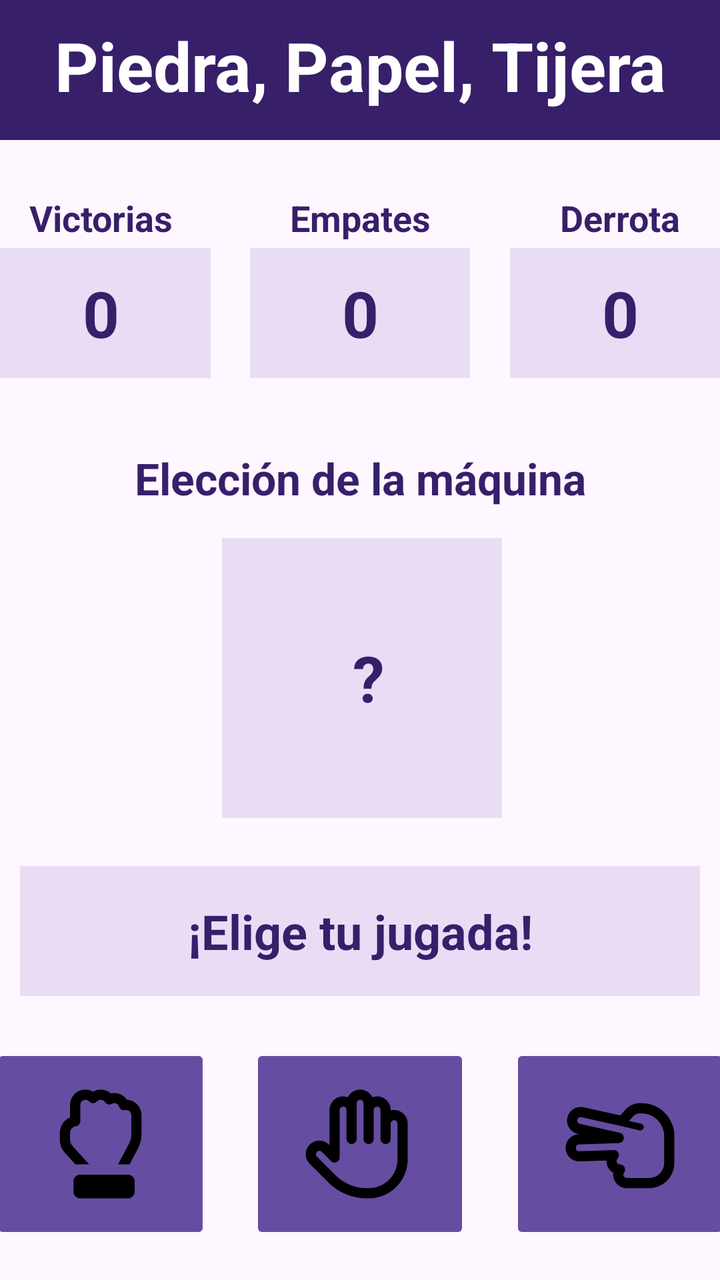
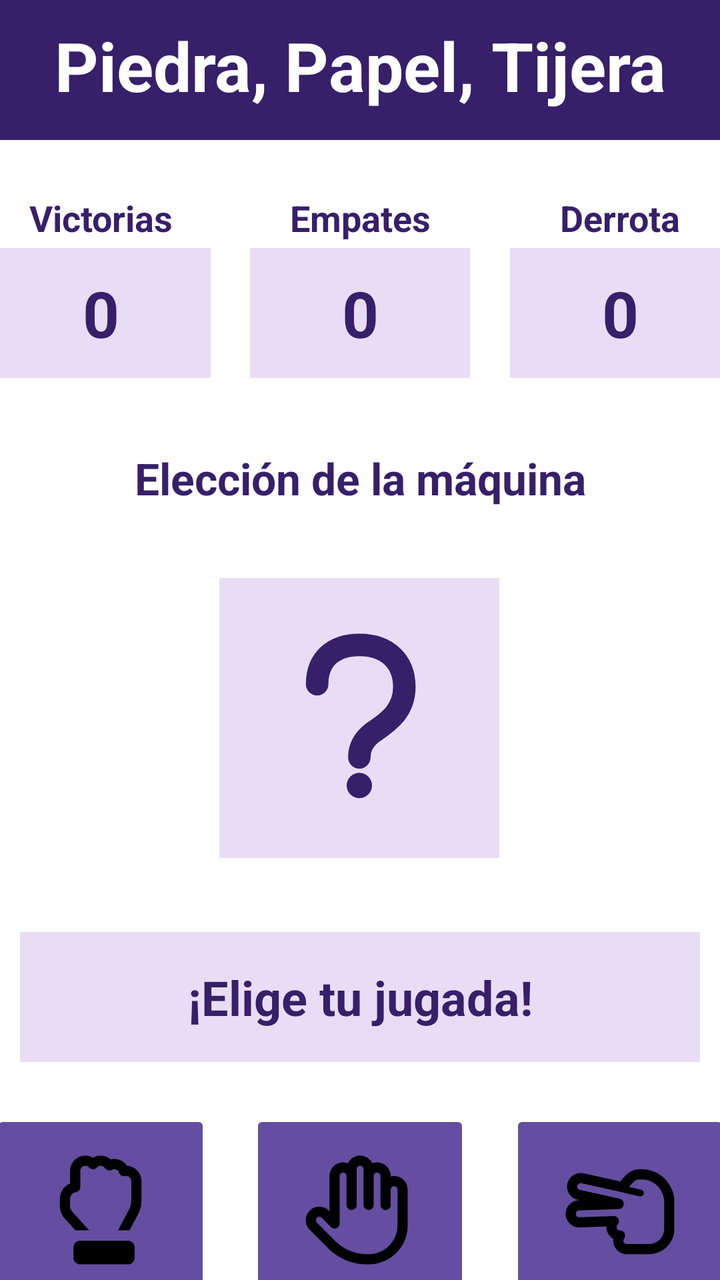

An Android layout rendered at two revisions. The XML below is the earlier revision; the diff shows what the commit changed to produce the second picture.
<!-- AndroidManifest.xml: application theme Theme.Calculadra -->
<!-- res/layout/activity_minijuego.xml -->
<?xml version="1.0" encoding="utf-8"?>
<androidx.constraintlayout.widget.ConstraintLayout xmlns:android="http://schemas.android.com/apk/res/android"
    xmlns:app="http://schemas.android.com/apk/res-auto"
    xmlns:tools="http://schemas.android.com/tools"
    android:id="@+id/main"
    android:layout_width="match_parent"
    android:layout_height="match_parent"
    tools:context=".MinijuegoActivity">

    <TextView
        android:id="@+id/textView"
        android:layout_width="0dp"
        android:layout_height="70dp"
        android:background="#371F6A"
        android:paddingTop="10dp"
        android:text="Piedra, Papel, Tijera"
        android:textAlignment="center"
        android:textColor="#FFFFFF"
        android:textColorLink="#FFFFFF"
        android:textSize="34sp"
        android:textStyle="bold"
        app:layout_constraintEnd_toEndOf="parent"
        app:layout_constraintStart_toStartOf="parent"
        app:layout_constraintTop_toTopOf="parent" />

    <TextView
        android:id="@+id/textView4"
        android:layout_width="110dp"
        android:layout_height="30dp"
        android:layout_marginStart="32dp"
        android:layout_marginTop="24dp"
        android:layout_marginEnd="10dp"
        android:gravity="center"
        android:text="Victorias"
        android:textColor="#371F6A"
        android:textSize="18sp"
        android:textStyle="bold"
        app:layout_constraintEnd_toStartOf="@+id/textView9"
        app:layout_constraintStart_toStartOf="parent"
        app:layout_constraintTop_toBottomOf="@+id/textView" />

    <TextView
        android:id="@+id/textView11"
        android:layout_width="match_parent"
        android:layout_height="40dp"
        android:layout_marginTop="30dp"
        android:gravity="center"
        android:text="Elección de la máquina"
        android:textColor="#371F6A"
        android:textSize="22sp"
        android:textStyle="bold"
        app:layout_constraintTop_toBottomOf="@+id/empate"
        tools:layout_editor_absoluteX="151dp" />

    <TextView
        android:id="@+id/resultado1"
        android:layout_width="match_parent"
        android:layout_height="65dp"
        android:layout_marginStart="10dp"
        android:layout_marginTop="24dp"
        android:layout_marginEnd="10dp"
        android:background="#E8DDF5"
        android:gravity="center"
        android:text="¡Elige tu jugada!"
        android:textColor="#371F6A"
        android:textSize="24sp"
        android:textStyle="bold"
        app:layout_constraintEnd_toEndOf="parent"
        app:layout_constraintStart_toStartOf="parent"
        app:layout_constraintTop_toBottomOf="@+id/imagenMaquina" />

    <TextView
        android:id="@+id/textView9"
        android:layout_width="110dp"
        android:layout_height="30dp"
        android:layout_marginStart="10dp"
        android:layout_marginTop="24dp"
        android:layout_marginEnd="10dp"
        android:gravity="center"
        android:text="Empates"
        android:textColor="#371F6A"
        android:textSize="18sp"
        android:textStyle="bold"
        app:layout_constraintEnd_toStartOf="@+id/textView10"
        app:layout_constraintStart_toEndOf="@+id/textView4"
        app:layout_constraintTop_toBottomOf="@+id/textView" />

    <TextView
        android:id="@+id/textView10"
        android:layout_width="110dp"
        android:layout_height="30dp"
        android:layout_marginStart="10dp"
        android:layout_marginTop="24dp"
        android:layout_marginEnd="32dp"
        android:gravity="center"
        android:text="Derrota"
        android:textColor="#371F6A"
        android:textSize="18sp"
        android:textStyle="bold"
        app:layout_constraintEnd_toEndOf="parent"
        app:layout_constraintStart_toEndOf="@+id/textView9"
        app:layout_constraintTop_toBottomOf="@+id/textView" />

    <TextView
        android:id="@+id/victorias"
        android:layout_width="110dp"
        android:layout_height="65dp"
        android:layout_marginStart="32dp"
        android:layout_marginEnd="10dp"
        android:background="#E8DDF5"
        android:gravity="center"
        android:text="0"
        android:textColor="#371F6A"
        android:textSize="32sp"
        android:textStyle="bold"
        app:layout_constraintEnd_toStartOf="@+id/empate"
        app:layout_constraintStart_toStartOf="parent"
        app:layout_constraintTop_toBottomOf="@+id/textView4" />

    <TextView
        android:id="@+id/empate"
        android:layout_width="110dp"
        android:layout_height="65dp"
        android:layout_marginStart="10dp"
        android:layout_marginEnd="10dp"
        android:background="#E8DDF5"
        android:gravity="center"
        android:text="0"
        android:textColor="#371F6A"
        android:textSize="32sp"
        android:textStyle="bold"
        app:layout_constraintEnd_toStartOf="@+id/derrota"
        app:layout_constraintStart_toEndOf="@+id/victorias"
        app:layout_constraintTop_toBottomOf="@+id/textView9" />

    <TextView
        android:id="@+id/imagenMaquina"
        android:layout_width="140dp"
        android:layout_height="140dp"
        android:layout_marginStart="125dp"
        android:layout_marginTop="10dp"
        android:layout_marginEnd="125dp"
        android:background="#E8DDF5"
        android:gravity="center"
        android:padding="15dp"
        android:text="\t?"
        android:textColor="#371F6A"
        android:textSize="32sp"
        android:textStyle="bold"
        app:layout_constraintEnd_toEndOf="parent"
        app:layout_constraintHorizontal_bias="0.476"
        app:layout_constraintStart_toStartOf="parent"
        app:layout_constraintTop_toBottomOf="@+id/textView11" />

    <TextView
        android:id="@+id/derrota"
        android:layout_width="110dp"
        android:layout_height="65dp"
        android:layout_marginStart="10dp"
        android:layout_marginEnd="32dp"
        android:background="#E8DDF5"
        android:gravity="center"
        android:text="0"
        android:textColor="#371F6A"
        android:textSize="32sp"
        android:textStyle="bold"
        app:layout_constraintEnd_toEndOf="parent"
        app:layout_constraintStart_toEndOf="@+id/empate"
        app:layout_constraintTop_toBottomOf="@+id/textView4" />

    <ImageButton
        android:id="@+id/btnPiedra"
        android:layout_width="110dp"
        android:layout_height="100dp"
        android:layout_marginStart="32dp"
        android:layout_marginTop="24dp"
        android:layout_marginEnd="10dp"
        android:backgroundTint="#654EA1"
        android:padding="16dp"
        android:scaleType="fitCenter"
        app:layout_constraintEnd_toStartOf="@+id/btnPapel"
        app:layout_constraintStart_toStartOf="parent"
        app:layout_constraintTop_toBottomOf="@+id/resultado1"
        app:srcCompat="@drawable/piedra" />

    <ImageButton
        android:id="@+id/btnPapel"
        android:layout_width="110dp"
        android:layout_height="100dp"
        android:layout_marginStart="10dp"
        android:layout_marginTop="24dp"
        android:layout_marginEnd="10dp"
        android:backgroundTint="#654EA1"
        android:padding="16dp"
        android:scaleType="fitCenter"
        app:layout_constraintEnd_toStartOf="@+id/btnTijera"
        app:layout_constraintStart_toEndOf="@+id/btnPiedra"
        app:layout_constraintTop_toBottomOf="@+id/resultado1"
        app:srcCompat="@drawable/papel" />

    <ImageButton
        android:id="@+id/btnTijera"
        android:layout_width="110dp"
        android:layout_height="100dp"
        android:layout_marginStart="10dp"
        android:layout_marginTop="24dp"
        android:layout_marginEnd="32dp"
        android:backgroundTint="#654EA1"
        android:padding="16dp"
        android:scaleType="fitCenter"
        app:layout_constraintEnd_toEndOf="parent"
        app:layout_constraintStart_toEndOf="@+id/btnPapel"
        app:layout_constraintTop_toBottomOf="@+id/resultado1"
        app:srcCompat="@drawable/tijera" />

    <Button
        android:id="@+id/btnReiniciar"
        android:layout_width="320dp"
        android:layout_height="60dp"
        android:layout_marginStart="20dp"
        android:layout_marginTop="24dp"
        android:layout_marginEnd="20dp"
        android:layout_marginBottom="24dp"
        android:backgroundTint="#654EA1"
        android:text="Reiniciar partida"
        android:textAllCaps="false"
        android:textColor="#FFFFFF"
        android:textSize="20sp"
        app:cornerRadius="30dp"
        app:layout_constraintBottom_toBottomOf="parent"
        app:layout_constraintEnd_toEndOf="parent"
        app:layout_constraintStart_toStartOf="parent"
        app:layout_constraintTop_toBottomOf="@+id/btnPiedra" />

</androidx.constraintlayout.widget.ConstraintLayout>
<!-- resources referenced by this layout -->
<resources>
  <!-- drawable papel (drawable) -->
  <vector xmlns:android="http://schemas.android.com/apk/res/android" android:height="64dp" android:viewportHeight="640" android:viewportWidth="640" android:width="64dp">
        
      <path android:fillColor="#FF000000" android:pathData="M320.5,64C295.2,64 273.3,78.7 262.9,100C255.9,97.4 248.4,96 240.5,96C205.2,96 176.5,124.7 176.5,160L176.5,325.5L173.8,322.8C148.8,297.8 108.3,297.8 83.3,322.8C58.3,347.8 58.3,388.3 83.3,413.3L171,501C219,549 284.1,576 352,576L368.5,576C370,576 371.5,575.9 373,575.6C464.7,569.4 538,496.2 544.1,404.5C544.4,403 544.5,401.5 544.5,400L544.5,224C544.5,188.7 515.8,160 480.5,160C475,160 469.6,160.7 464.5,162L464.5,160C464.5,124.7 435.8,96 400.5,96C392.6,96 385.1,97.4 378.1,100C367.7,78.7 345.8,64 320.5,64zM304.5,160.1L304.5,160L304.5,128C304.5,119.2 311.7,112 320.5,112C329.3,112 336.5,119.2 336.5,128L336.5,296C336.5,309.3 347.2,320 360.5,320C373.8,320 384.5,309.3 384.5,296L384.5,160C384.5,151.2 391.7,144 400.5,144C409.3,144 416.5,151.2 416.5,160L416.5,296C416.5,309.3 427.2,320 440.5,320C453.8,320 464.5,309.3 464.5,296L464.5,224C464.5,215.2 471.7,208 480.5,208C489.3,208 496.5,215.2 496.5,224L496.5,396.9C496.4,397.5 496.4,398.2 496.3,398.8C492.9,468.5 437,524.4 367.3,527.8C366.7,527.8 366,527.9 365.4,528L352,528C296.9,528 244,506.1 205,467.1L117.2,379.3C111,373.1 111,362.9 117.2,356.7C123.4,350.5 133.6,350.5 139.8,356.7L183.5,400.4C190.4,407.3 200.7,409.3 209.7,405.6C218.7,401.9 224.5,393.1 224.5,383.4L224.5,160C224.5,151.2 231.7,144 240.5,144C249.3,144 256.5,151.1 256.5,159.9L256.5,296C256.5,309.3 267.2,320 280.5,320C293.8,320 304.5,309.3 304.5,296L304.5,160.1z"/>
      
  </vector>
  <!-- drawable piedra (drawable) -->
  <vector xmlns:android="http://schemas.android.com/apk/res/android"
      android:width="640dp"
      android:height="640dp"
      android:viewportWidth="640"
      android:viewportHeight="640">
    <path
        android:fillColor="#FF000000"
        android:pathData="M224,464C206.3,464 192,478.3 192,496L192,544C192,561.7 206.3,576 224,576L448,576C465.7,576 480,561.7 480,544L480,496C480,478.3 465.7,464 448,464L224,464zM201.2,416L265.8,416L186.3,327.7C179.7,320.3 176,310.8 176,300.9L176,268C176,251.9 187.9,238.5 203.4,236.3C215.2,234.6 224,224.5 224,212.5L224,136C224,122.7 234.7,112 248,112C255.2,112 261.6,115.1 266,120.1C270.6,125.3 277.1,128.2 284,128.2C290.9,128.2 297.4,125.2 302,120.1C306.4,115.1 312.8,112 320,112C328.5,112 335.9,116.4 340.2,123.1C347.1,133.8 361.1,137.3 372.2,131.1C375.7,129.2 379.6,128 384,128C394.6,128 403.7,134.9 406.8,144.6C410.6,156.3 422.7,163.3 434.8,160.6C436.5,160.2 438.2,160 440,160C453.3,160 464,170.7 464,184L464,276.2C464,290.6 460.5,304.7 453.8,317.4L401.6,416L455.9,416L496.2,339.8C506.6,320.2 512,298.3 512,276.2L512,184C512,145.6 481.9,114.2 443.9,112.1C431,92.8 409,80 384,80C378.3,80 372.8,80.7 367.5,81.9C354.8,70.8 338.2,64 320,64C306.9,64 294.6,67.5 284,73.6C273.4,67.5 261.1,64 248,64C208.2,64 176,96.2 176,136L176,194.7C147.7,207 128,235.2 128,268L128,300.9C128,322.6 136,343.6 150.6,359.8L201.2,416z"/>
  </vector>
  <style name="Theme.Calculadra" parent="Base.Theme.Calculadra" />
  <style name="Base.Theme.Calculadra" parent="Theme.Material3.DayNight.NoActionBar">
          
          
      </style>
  <!-- unchanged entries left out for length: 1 -->
</resources>

<!-- the commit's change to res/layout/activity_minijuego.xml (unified diff, before → after) -->
@@ -5,6 +5,7 @@
     android:id="@+id/main"
     android:layout_width="match_parent"
     android:layout_height="match_parent"
+    android:background="#FFFFFF"
     tools:context=".MinijuegoActivity">
 
     <TextView
@@ -57,7 +58,7 @@
         android:layout_width="match_parent"
         android:layout_height="65dp"
         android:layout_marginStart="10dp"
-        android:layout_marginTop="24dp"
+        android:layout_marginTop="37dp"
         android:layout_marginEnd="10dp"
         android:background="#E8DDF5"
         android:gravity="center"
@@ -132,25 +133,6 @@
         app:layout_constraintEnd_toStartOf="@+id/derrota"
         app:layout_constraintStart_toEndOf="@+id/victorias"
         app:layout_constraintTop_toBottomOf="@+id/textView9" />
-
-    <TextView
-        android:id="@+id/imagenMaquina"
-        android:layout_width="140dp"
-        android:layout_height="140dp"
-        android:layout_marginStart="125dp"
-        android:layout_marginTop="10dp"
-        android:layout_marginEnd="125dp"
-        android:background="#E8DDF5"
-        android:gravity="center"
-        android:padding="15dp"
-        android:text="\t?"
-        android:textColor="#371F6A"
-        android:textSize="32sp"
-        android:textStyle="bold"
-        app:layout_constraintEnd_toEndOf="parent"
-        app:layout_constraintHorizontal_bias="0.476"
-        app:layout_constraintStart_toStartOf="parent"
-        app:layout_constraintTop_toBottomOf="@+id/textView11" />
 
     <TextView
         android:id="@+id/derrota"
@@ -232,4 +214,19 @@
         app:layout_constraintStart_toStartOf="parent"
         app:layout_constraintTop_toBottomOf="@+id/btnPiedra" />
 
+    <ImageView
+        android:id="@+id/imagenMaquina"
+        android:layout_width="140dp"
+        android:layout_height="140dp"
+        android:layout_marginStart="151dp"
+        android:layout_marginTop="30dp"
+        android:layout_marginEnd="152dp"
+        android:background="#E8DDF5"
+        android:padding="25dp"
+        android:scaleType="fitCenter"
+        app:layout_constraintEnd_toEndOf="parent"
+        app:layout_constraintStart_toStartOf="parent"
+        app:layout_constraintTop_toBottomOf="@+id/textView11"
+        app:srcCompat="@drawable/interrogacion" />
+
 </androidx.constraintlayout.widget.ConstraintLayout>
<!-- resource entries referenced after the edit -->
@@ -1,5 +1,22 @@
 <!-- resources referenced by this layout -->
 <resources>
+  <!-- drawable interrogacion (drawable) -->
+  <vector xmlns:android="http://schemas.android.com/apk/res/android"
+      android:width="64dp"
+      android:height="64dp"
+      android:viewportWidth="64"
+      android:viewportHeight="64">
+    <path
+        android:pathData="M17,20C17,11 23,6 32,6C42,6 48,12 48,21C48,29 43,33 37,37C33,40 32,43 32,46"
+        android:strokeLineJoin="round"
+        android:strokeWidth="8"
+        android:fillColor="#00000000"
+        android:strokeColor="#371F6A"
+        android:strokeLineCap="round"/>
+    <path
+        android:pathData="M32,56m-4.5,0a4.5,4.5 0,1 1,9 0a4.5,4.5 0,1 1,-9 0"
+        android:fillColor="#371F6A"/>
+  </vector>
   <!-- drawable papel (drawable) -->
   <vector xmlns:android="http://schemas.android.com/apk/res/android" android:height="64dp" android:viewportHeight="640" android:viewportWidth="640" android:width="64dp">
         
